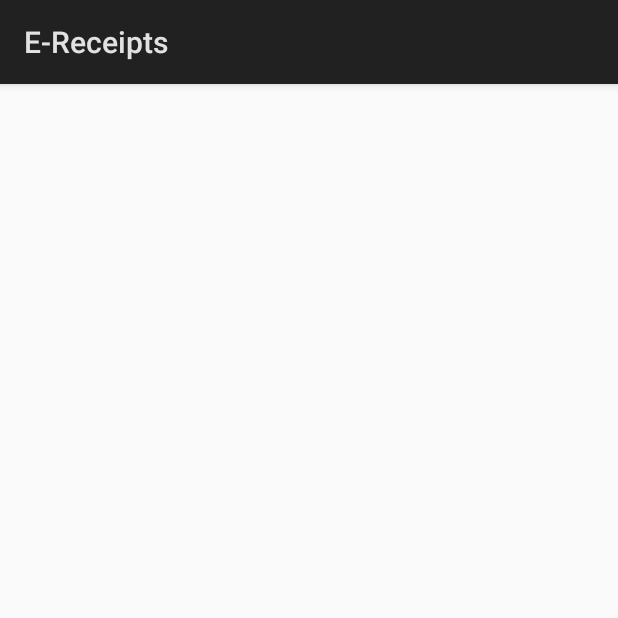
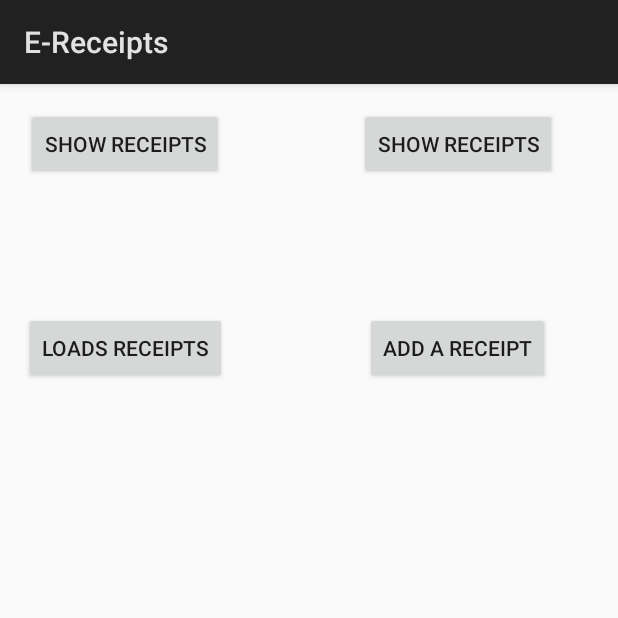
Before and after one commit to andrewgodbout/e-receipt-android, an Android app: the screen it shows after launch (ReceiptList_Activity before the commit, MainActivity after it), on a phone screen of 412 x 824 dp, the top half of it. Run offline under Robolectric (Android 15) with nearby library versions, the phone set to English and light mode, and no system bars.

Commit message:
MinorChanges
-Renamed Java classes to correct format.
-Create MainActivity to run before doing fragments.
-Added Internet Permission to Manifest and change his MAIN activity.

```diff
--- /dev/null
+++ b/E-Receipts/app/src/main/java/com/bignerdranch/android/e_receipts/MainActivity.java
@@ -0,0 +1,24 @@
+package com.bignerdranch.android.e_receipts;
+
+import android.app.Activity;
+import android.os.Bundle;
+
+/**
+ * Created by Aleix on 10/17/2017.
+ */
+
+public class MainActivity extends Activity {
+
+
+    public MainActivity() {
+
+    }
+
+    @Override
+    protected void onCreate(Bundle savedInstanceState) {
+        super.onCreate(savedInstanceState);
+        setContentView(R.layout.main_activity);
+
+
+    }
+}
--- a/E-Receipts/app/src/main/java/com/bignerdranch/android/e_receipts/ReceiptList_Activity.java
+++ b/E-Receipts/app/src/main/java/com/bignerdranch/android/e_receipts/ReceiptListActivity.java
@@ -4,7 +4,7 @@ import android.app.Activity;
 import android.app.Fragment;
 import android.os.Bundle;
 
-public class ReceiptList_Activity extends SingleFragmentActivity {
+public class ReceiptListActivity extends SingleFragmentActivity {
 
     @Override
     protected Fragment createFragment() {return new ReceiptList_Fragment(); }
--- /dev/null
+++ b/E-Receipts/app/src/main/res/layout/main_activity.xml
@@ -0,0 +1,57 @@
+<?xml version="1.0" encoding="utf-8"?>
+<LinearLayout xmlns:android="http://schemas.android.com/apk/res/android"
+              android:orientation="vertical"
+              android:layout_width="match_parent"
+              android:layout_height="match_parent"
+              android:layout_margin="16dp">
+
+
+    <TableLayout
+        android:layout_width="wrap_content"
+        android:layout_height="wrap_content"
+        android:orientation="horizontal">
+
+        <TableRow>
+
+            <Button
+                android:id="@+id/show_receipts"
+                android:layout_width="wrap_content"
+                android:layout_height="wrap_content"
+                android:layout_gravity="center_horizontal"
+                android:text="@string/show_receipt_button"/>
+
+            <Button
+                android:id="@+id/check_budget"
+                android:layout_width="wrap_content"
+                android:layout_height="wrap_content"
+                android:layout_gravity="center_horizontal"
+                android:layout_margin="44dp"
+                android:text="@string/show_receipt_button"/>
+
+        </TableRow>
+
+        <TableRow>
+
+            <Button
+                android:id="@+id/load_receipts"
+                android:layout_width="wrap_content"
+                android:layout_height="wrap_content"
+                android:layout_gravity="center_horizontal"
+                android:text="@string/load_receipt_button"/>
+
+            <Button
+                android:id="@+id/add_receipts"
+                android:layout_width="wrap_content"
+                android:layout_height="wrap_content"
+                android:layout_gravity="center_horizontal"
+                android:layout_margin="44dp"
+                android:text="@string/add_new_receipts_button"/>
+
+
+        </TableRow>
+
+
+    </TableLayout>
+
+
+</LinearLayout>
--- a/E-Receipts/app/src/main/res/values/strings.xml
+++ b/E-Receipts/app/src/main/res/values/strings.xml
@@ -1,3 +1,10 @@
 <resources>
     <string name="app_name">E-Receipts</string>
+    <string name="store_name">Store Name</string>
+    <string name="receipt_date">Receipt Date</string>
+    <string name="total_price">Total Price</string>
+    <string name="show_receipt_button">Show Receipts</string>
+    <string name="check_budget_button">Check Budget</string>
+    <string name="load_receipt_button">Loads Receipts</string>
+    <string name="add_new_receipts_button">Add a receipt</string>
 </resources>
```
Also changed, not shown: E-Receipts/app/src/main/AndroidManifest.xml (+6 -1 lines), E-Receipts/app/src/main/res/layout/activity_fragment.xml (+56 -4 lines).
